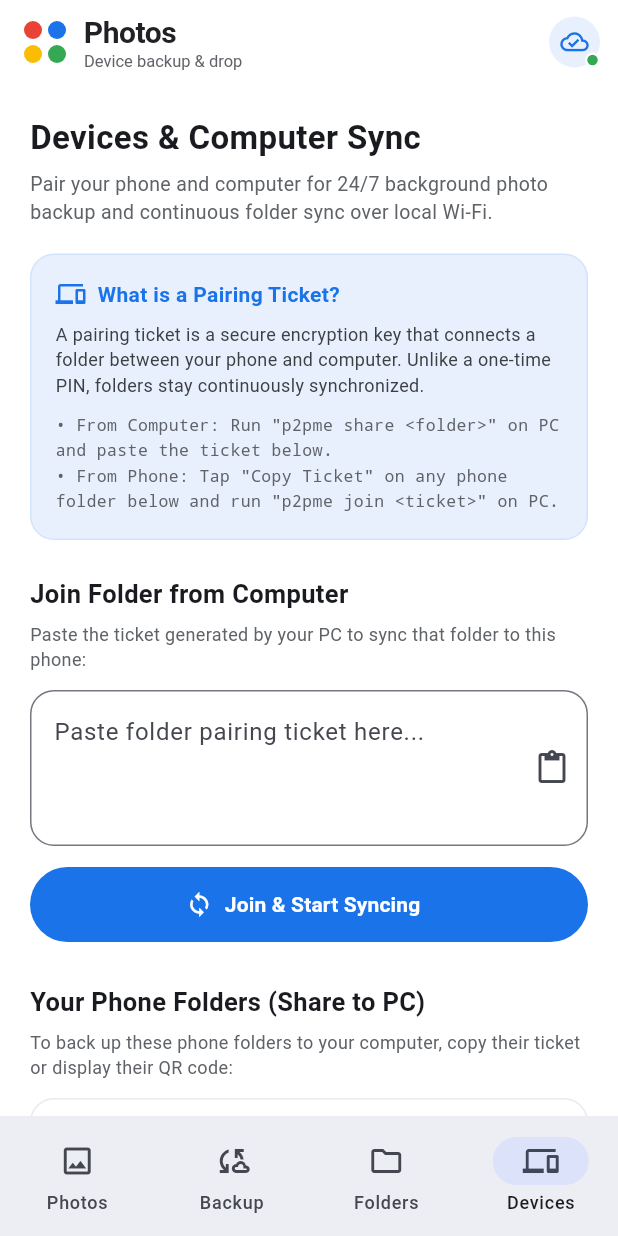
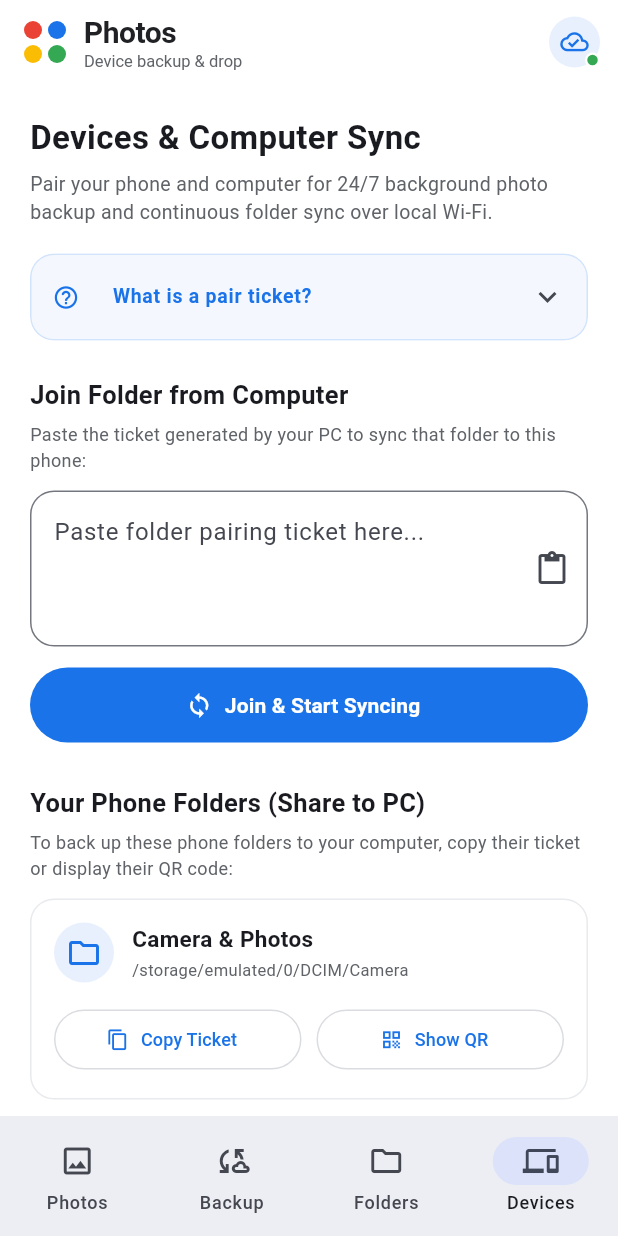
Before and after one commit to MizopaRalte/p2pme, a Flutter app: the screen it shows after launch, item 4 of the bottom bar chosen, on a phone screen of 412 x 824 dp. Run offline on Flutter 3.47's test engine with Material 3 defaults, Android fonts, the phone set to English and light mode, and no system bars; our stand-ins replace file_picker, qr_flutter; missing offline and left inert: dart:ffi.

Commit message:
feat(ui): make pairing ticket explanation compact and collapsible to save screen space

```diff
--- a/app/lib/main.dart
+++ b/app/lib/main.dart
@@ -2337,47 +2337,45 @@ class _HomeScreenState extends State<HomeScreen> {
           ),
           const SizedBox(height: 18),
 
-          // How it works card
-          Container(
-            padding: const EdgeInsets.all(16),
-            decoration: BoxDecoration(
-              color: isDark ? const Color(0xFF1E2638) : GooglePhotosColors.blueSurface,
-              borderRadius: BorderRadius.circular(16),
-              border: Border.all(
-                color: isDark ? const Color(0xFF2C394F) : const Color(0xFFD2E3FC),
+          // Drill-down explanation (compact expandable, tap to open)
+          Theme(
+            data: Theme.of(context).copyWith(dividerColor: Colors.transparent),
+            child: ExpansionTile(
+              tilePadding: const EdgeInsets.symmetric(horizontal: 14, vertical: 0),
+              childrenPadding: const EdgeInsets.fromLTRB(14, 0, 14, 12),
+              backgroundColor: isDark ? const Color(0xFF1E2638) : GooglePhotosColors.blueSurface,
+              collapsedBackgroundColor: isDark ? const Color(0xFF1E2638).withValues(alpha: 0.5) : GooglePhotosColors.blueSurface.withValues(alpha: 0.5),
+              shape: RoundedRectangleBorder(
+                borderRadius: BorderRadius.circular(16),
+                side: BorderSide(color: isDark ? const Color(0xFF2C394F) : const Color(0xFFD2E3FC)),
               ),
-            ),
-            child: Column(
-              crossAxisAlignment: CrossAxisAlignment.start,
+              collapsedShape: RoundedRectangleBorder(
+                borderRadius: BorderRadius.circular(16),
+                side: BorderSide(color: isDark ? const Color(0xFF2C394F) : const Color(0xFFD2E3FC)),
+              ),
+              leading: Icon(
+                Icons.help_outline_rounded,
+                size: 18,
+                color: isDark ? const Color(0xFF8AB4F8) : GooglePhotosColors.blue,
+              ),
+              title: Text(
+                'What is a pair ticket?',
+                style: TextStyle(
+                  fontSize: 13,
+                  fontWeight: FontWeight.w600,
+                  color: isDark ? const Color(0xFF8AB4F8) : GooglePhotosColors.blue,
+                ),
+              ),
               children: [
-                Row(
-                  children: [
-                    Icon(
-                      Icons.devices,
-                      size: 20,
-                      color: isDark ? const Color(0xFF8AB4F8) : GooglePhotosColors.blue,
-                    ),
-                    const SizedBox(width: 8),
-                    Text(
-                      'What is a Pairing Ticket?',
-                      style: TextStyle(
-                        fontSize: 14,
-                        fontWeight: FontWeight.bold,
-                        color: isDark ? const Color(0xFF8AB4F8) : GooglePhotosColors.blue,
-                      ),
-                    ),
-                  ],
-                ),
-                const SizedBox(height: 8),
                 Text(
-                  'A pairing ticket is a secure encryption key that connects a folder between your phone and computer. Unlike a one-time PIN, folders stay continuously synchronized.',
+                  'A pair ticket is a permanent sync key that connects a folder between your phone and computer. Unlike a 1-time PIN, folders stay continuously synchronized.',
                   style: TextStyle(
                     fontSize: 12,
                     height: 1.4,
                     color: isDark ? const Color(0xFFE8EAED) : const Color(0xFF3C4043),
                   ),
                 ),
-                const SizedBox(height: 10),
+                const SizedBox(height: 8),
                 Text(
                   '• From Computer: Run "p2pme share <folder>" on PC and paste the ticket below.\n• From Phone: Tap "Copy Ticket" on any phone folder below and run "p2pme join <ticket>" on PC.',
                   style: TextStyle(
```
Also changed, not shown: 1 other file.
